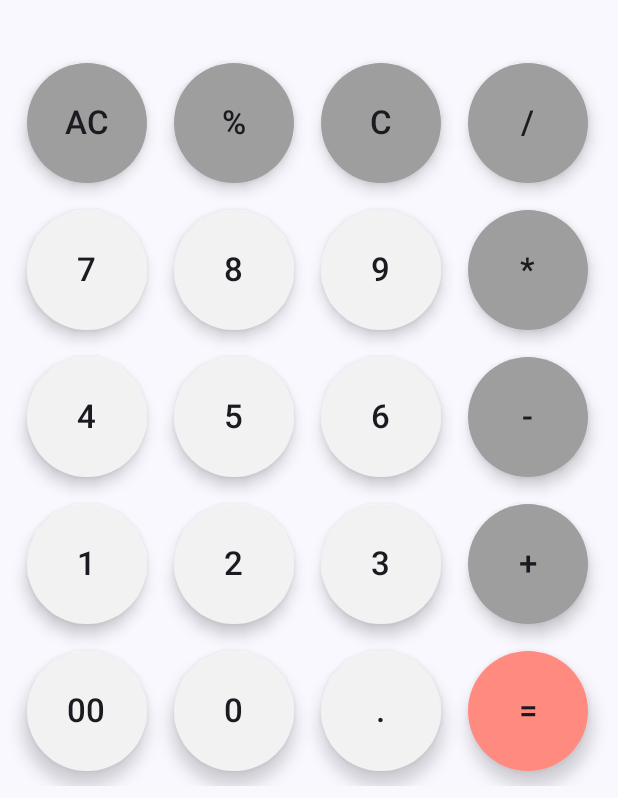
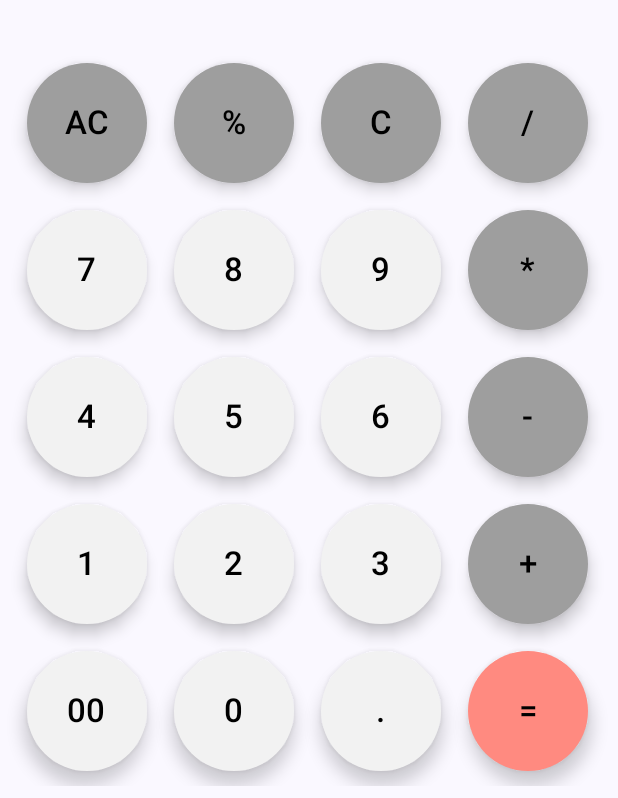
Before and after one commit to alvaropuentedev/rechner-android-app, an Android app built with Jetpack Compose: the composable CalculatorScreen shown on its own in the app's theme, after a tap on an icon or button, on a phone screen of 412 x 824 dp. Shown: the part 435-1233 px from the top of the screen. Run offline under Robolectric (Android 15) with nearby library versions, the phone set to English and light mode, and no system bars; our stand-ins replace livedata-compose.

Commit message:
fix: fix darkmode buttons color and refactor calculator file

```diff
--- a/app/build.gradle.kts
+++ b/app/build.gradle.kts
@@ -12,8 +12,8 @@ android {
         applicationId = "dev.alvaropuente.rechnerandroidapp"
         minSdk = 29
         targetSdk = 35
-        versionCode = 1
-        versionName = "1.0"
+        versionCode = 3
+        versionName = "1.0.2"
 
         testInstrumentationRunner = "androidx.test.runner.AndroidJUnitRunner"
     }
--- a/app/src/main/AndroidManifest.xml
+++ b/app/src/main/AndroidManifest.xml
@@ -15,7 +15,6 @@
         <activity
             android:name=".MainActivity"
             android:exported="true"
-            android:label="@string/app_name"
             android:theme="@style/Theme.RechnerAndroidApp">
             <intent-filter>
                 <action android:name="android.intent.action.MAIN" />
--- a/app/src/main/java/dev/alvaropuente/rechnerandroidapp/MainActivity.kt
+++ b/app/src/main/java/dev/alvaropuente/rechnerandroidapp/MainActivity.kt
@@ -10,7 +10,7 @@ import androidx.compose.foundation.layout.padding
 import androidx.compose.material3.Scaffold
 import androidx.compose.ui.Modifier
 import androidx.lifecycle.ViewModelProvider
-import dev.alvaropuente.rechnerandroidapp.ui.components.Calculator
+import dev.alvaropuente.rechnerandroidapp.ui.screen.CalculatorScreen
 import dev.alvaropuente.rechnerandroidapp.ui.theme.RechnerAndroidAppTheme
 import dev.alvaropuente.rechnerandroidapp.viewmodel.CalculatorViewModel
 
@@ -24,7 +24,7 @@ class MainActivity : ComponentActivity() {
         setContent {
             RechnerAndroidAppTheme {
                 Scaffold(modifier = Modifier.fillMaxSize()) { innerPadding ->
-                    Calculator(modifier = Modifier.padding(innerPadding), calculatorViewModel)
+                    CalculatorScreen(modifier = Modifier.padding(innerPadding), calculatorViewModel)
                 }
             }
         }
--- a/app/src/main/java/dev/alvaropuente/rechnerandroidapp/ui/components/CalculatorButton.kt
+++ b/app/src/main/java/dev/alvaropuente/rechnerandroidapp/ui/components/CalculatorButton.kt
@@ -36,7 +36,8 @@ fun CalculatorButton(btn: String, onClick: () -> Unit = {}) {
             Text(
                 text = btn,
                 fontSize = 22.sp,
-                fontWeight = FontWeight.SemiBold
+                fontWeight = FontWeight.SemiBold,
+                color = Color.Black
             )
         }
     }
--- a/app/src/main/java/dev/alvaropuente/rechnerandroidapp/ui/components/Calculator.kt
+++ b/app/src/main/java/dev/alvaropuente/rechnerandroidapp/ui/screen/CalculatorScreen.kt
@@ -1,4 +1,4 @@
-package dev.alvaropuente.rechnerandroidapp.ui.components
+package dev.alvaropuente.rechnerandroidapp.ui.screen
 
 import androidx.compose.foundation.layout.Arrangement
 import androidx.compose.foundation.layout.Box
@@ -20,6 +20,7 @@ import androidx.compose.ui.text.style.TextAlign
 import androidx.compose.ui.text.style.TextOverflow
 import androidx.compose.ui.unit.dp
 import androidx.compose.ui.unit.sp
+import dev.alvaropuente.rechnerandroidapp.ui.components.CalculatorButton
 import dev.alvaropuente.rechnerandroidapp.viewmodel.CalculatorViewModel
 
 fun buttonList(): List<String> = listOf(
@@ -31,7 +32,7 @@ fun buttonList(): List<String> = listOf(
 )
 
 @Composable
-fun Calculator(modifier: Modifier = Modifier, viewModel: CalculatorViewModel) {
+fun CalculatorScreen(modifier: Modifier = Modifier, viewModel: CalculatorViewModel) {
 
     val equationText = viewModel.equationText.observeAsState()
     val resultText = viewModel.resultText.observeAsState()
--- a/app/src/main/java/dev/alvaropuente/rechnerandroidapp/viewmodel/CalculatorViewModel.kt
+++ b/app/src/main/java/dev/alvaropuente/rechnerandroidapp/viewmodel/CalculatorViewModel.kt
@@ -41,7 +41,7 @@ class CalculatorViewModel : ViewModel() {
             //Calculate Result
             try {
                 _resultText.value =
-                    calculatorUseCase(_equationText.value.toString(), _resultText.value.toString())
+                    calculatorUseCase(_equationText.value ?: "", _resultText.value?: "")
             } catch (_: Exception) {
                 _resultText.value = "Error"
             }
--- a/app/src/main/res/values/strings.xml
+++ b/app/src/main/res/values/strings.xml
@@ -1,3 +1,3 @@
 <resources>
-    <string name="app_name">Rechner Android App</string>
+    <string name="app_name">Rechner - Simple Calculator</string>
 </resources>
```
